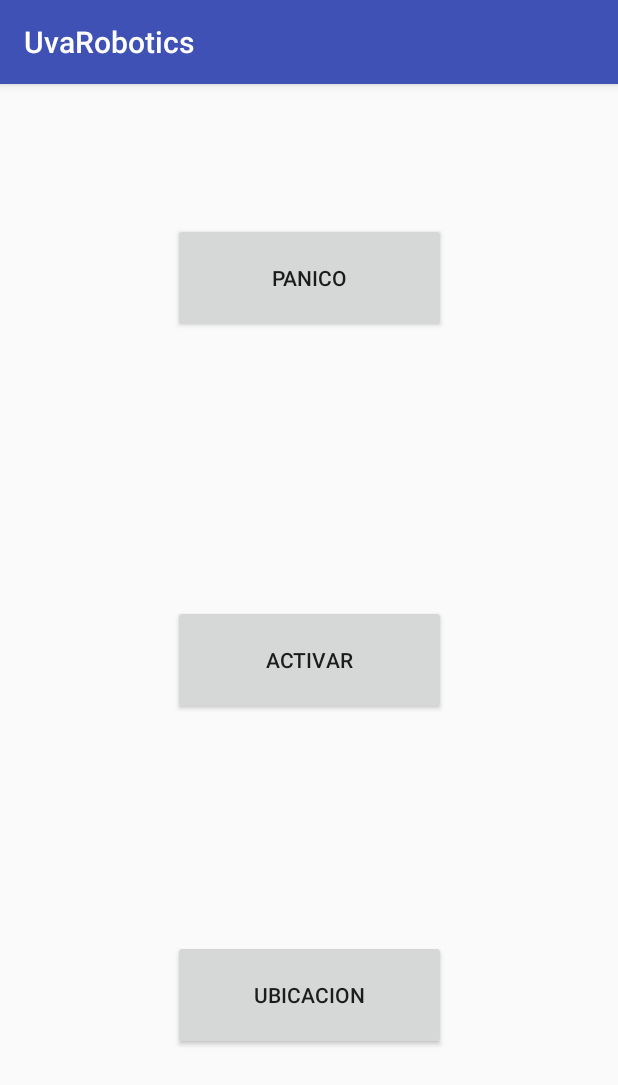
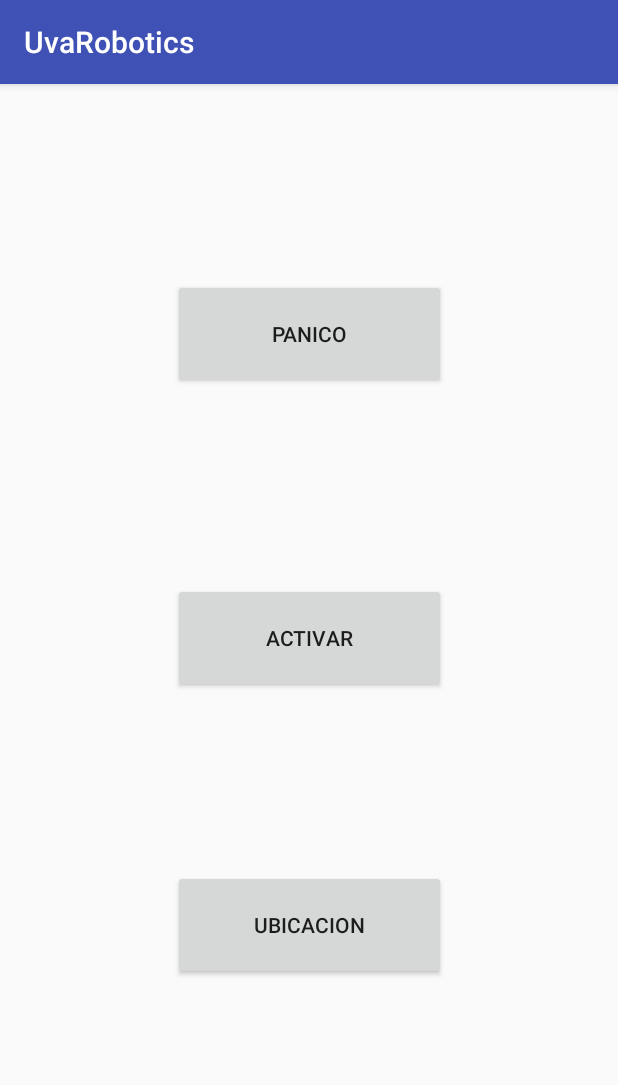
Before and after one commit to MartinMelo97/UvaRoboticsApp, an Android app: the MainActivity screen opened directly, with no data from a screen before it, on a phone screen of 412 x 824 dp. Shown: the top 1085 px of the screen. Run offline under Robolectric (Android 15) with nearby library versions, the phone set to English and light mode, and no system bars.

Commit message:
Ajustando cosas

```diff
--- a/app/src/main/java/com/example/martinmelo/uvarobotics/MainActivity.java
+++ b/app/src/main/java/com/example/martinmelo/uvarobotics/MainActivity.java
@@ -43,7 +43,13 @@ public class MainActivity extends AppCompatActivity {
         super.onCreate(savedInstanceState);
         setContentView(R.layout.activity_main);
         checkIfNumberInDatabase();
-        checkPermisos();
+        Log.d("A ver",cellphone_number);
+        if(cellphone_number.length() > 9)
+        {
+            Log.d("Frepo","Entro");
+            checkPermisos();
+        }
+
         //Instanciamos botones
         BtnActivar = (Button) findViewById(R.id.BtnActivar);
         BtnPanico = (Button) findViewById(R.id.BtnPanico);
@@ -83,6 +89,7 @@ public class MainActivity extends AppCompatActivity {
         Cursor number = managerRead.lookingForNumber();
         if(number.moveToFirst())
         {
+            Log.d("llego perro","llego perro");
             cellphone_number = number.getString(1);
         }
         else
--- a/app/src/main/java/com/example/martinmelo/uvarobotics/SetNumberActivity.java
+++ b/app/src/main/java/com/example/martinmelo/uvarobotics/SetNumberActivity.java
@@ -1,6 +1,7 @@
 package com.example.martinmelo.uvarobotics;
 
 import android.content.ContentValues;
+import android.content.Intent;
 import android.support.v7.app.AppCompatActivity;
 import android.os.Bundle;
 import android.view.View;
@@ -31,6 +32,9 @@ public class SetNumberActivity extends AppCompatActivity {
                     DataBaseHelper helper = new DataBaseHelper(getApplicationContext());
                     ContentValues valores = helper.generarContentValuesNumbers(number);
                     manager.insertNumber(valores, "numbers");
+                    Intent intento = new Intent(getApplicationContext(), MainActivity.class);
+                    startActivity(intento);
+                    finish();
 
                 }
                 else
--- a/app/src/main/res/layout/activity_main.xml
+++ b/app/src/main/res/layout/activity_main.xml
@@ -19,7 +19,7 @@
         app:layout_constraintLeft_toLeftOf="parent"
         app:layout_constraintRight_toRightOf="parent"
         app:layout_constraintTop_toTopOf="parent"
-        app:layout_constraintVertical_bias="0.829" />
+        app:layout_constraintVertical_bias="0.76" />
 
     <Button
         android:id="@+id/BtnActivar"
@@ -33,7 +33,8 @@
         app:layout_constraintBottom_toBottomOf="parent"
         app:layout_constraintLeft_toLeftOf="parent"
         app:layout_constraintRight_toRightOf="parent"
-        app:layout_constraintTop_toTopOf="parent" />
+        app:layout_constraintTop_toTopOf="parent"
+        app:layout_constraintVertical_bias="0.478" />
 
     <Button
         android:id="@+id/BtnPanico"
@@ -48,6 +49,6 @@
         app:layout_constraintLeft_toLeftOf="parent"
         app:layout_constraintRight_toRightOf="parent"
         app:layout_constraintTop_toTopOf="parent"
-        app:layout_constraintVertical_bias="0.125" />
+        app:layout_constraintVertical_bias="0.18" />
 
 </android.support.constraint.ConstraintLayout>
```
